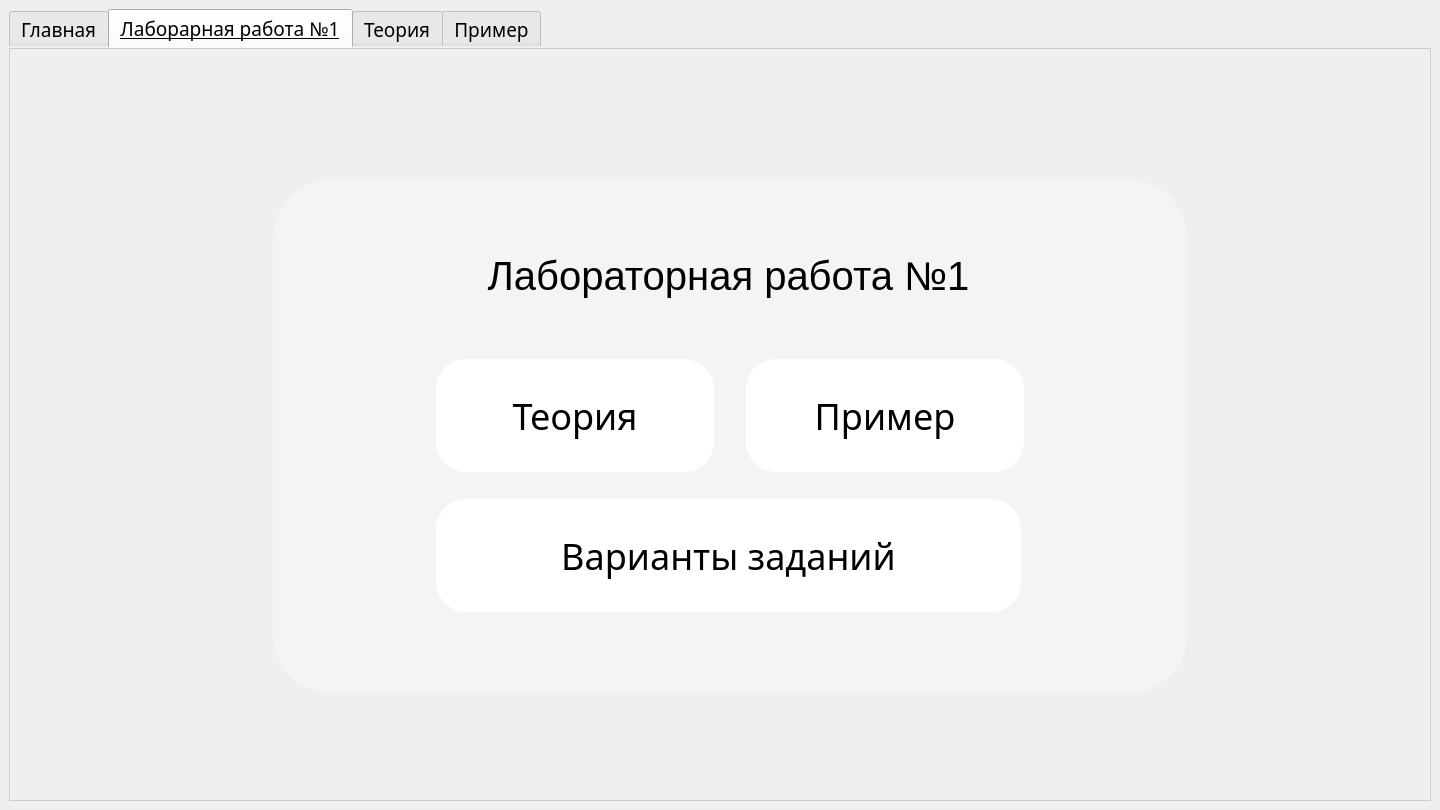
aleksgov/py_labs, file interface.ui: the form before one commit.
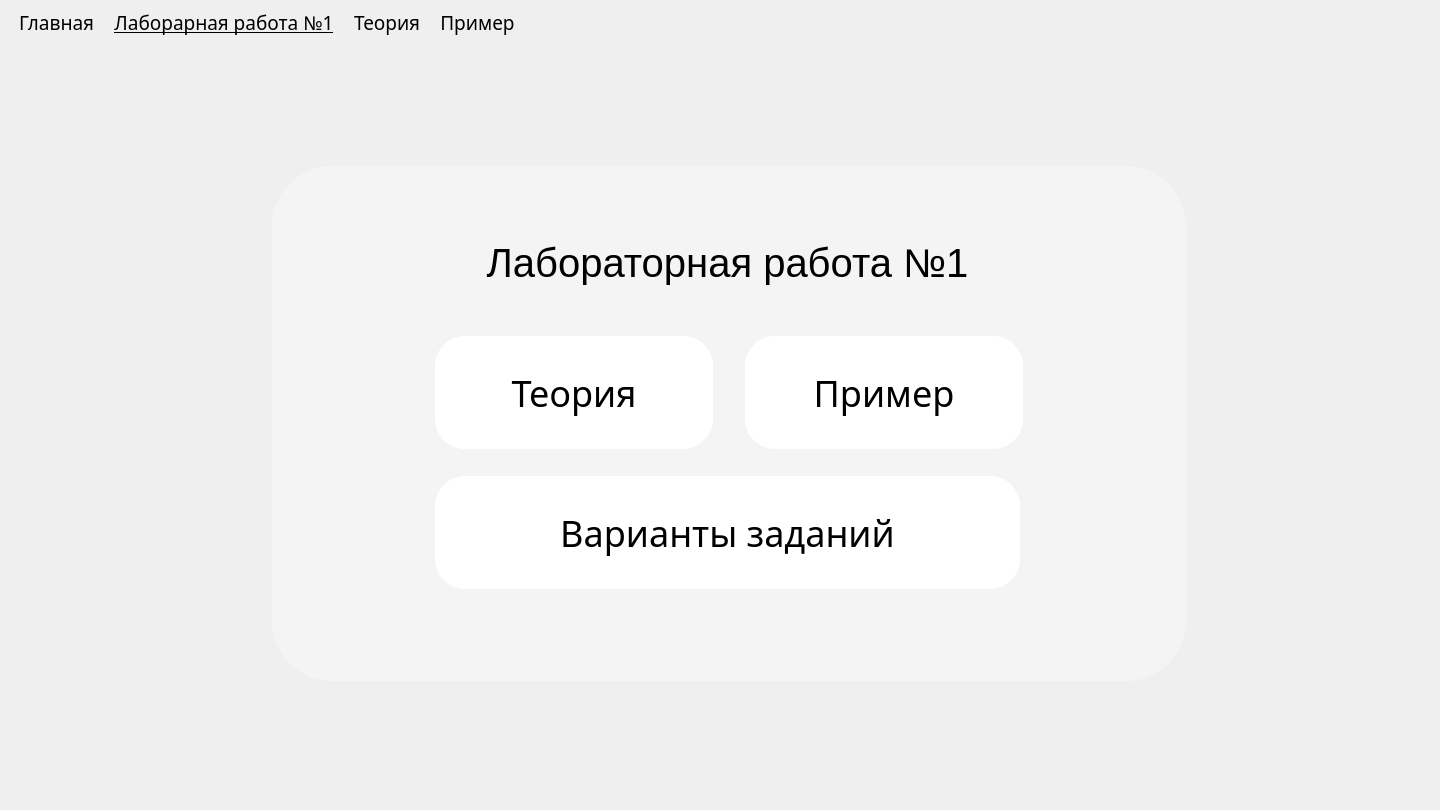
The form after the commit. The open tabs and pages were chosen to show the change.

Commit message: some change tab_bar

The edit to the form file:
```diff
--- a/interface.ui
+++ b/interface.ui
@@ -31,18 +31,23 @@
       </property>
       <property name="styleSheet">
        <string notr="true">QTabWidget::pane {
-    border: 1px solid #ccc;
+    border: none;
     background: qlineargradient(
         x1: 0, y1: 0, x2: 1, y2: 1,
         stop: 0 rgba(255, 144, 0, 77),
         stop: 1 rgba(0, 102, 174, 77)
     );
 }
-
+QTabBar::tab {
+	background: transparent;
+	 padding: 0 10px;
+ }
 QTabBar::tab:selected {
      text-decoration: underline;
 }
-</string>
+QTabBar::tab:!selected {
+	 color: black;
+ }</string>
       </property>
       <property name="currentIndex">
        <number>1</number>
@@ -612,7 +617,7 @@
          <property name="geometry">
           <rect>
            <x>163</x>
-           <y>180</y>
+           <y>170</y>
            <width>278</width>
            <height>113</height>
           </rect>
@@ -659,7 +664,7 @@
          <property name="geometry">
           <rect>
            <x>473</x>
-           <y>180</y>
+           <y>170</y>
            <width>278</width>
            <height>113</height>
           </rect>
@@ -706,7 +711,7 @@
          <property name="geometry">
           <rect>
            <x>163</x>
-           <y>320</y>
+           <y>310</y>
            <width>585</width>
            <height>113</height>
           </rect>
```
Left out of the diff: 2 changed lines with no effect on the pictures. The commit also changes 1 other file.
